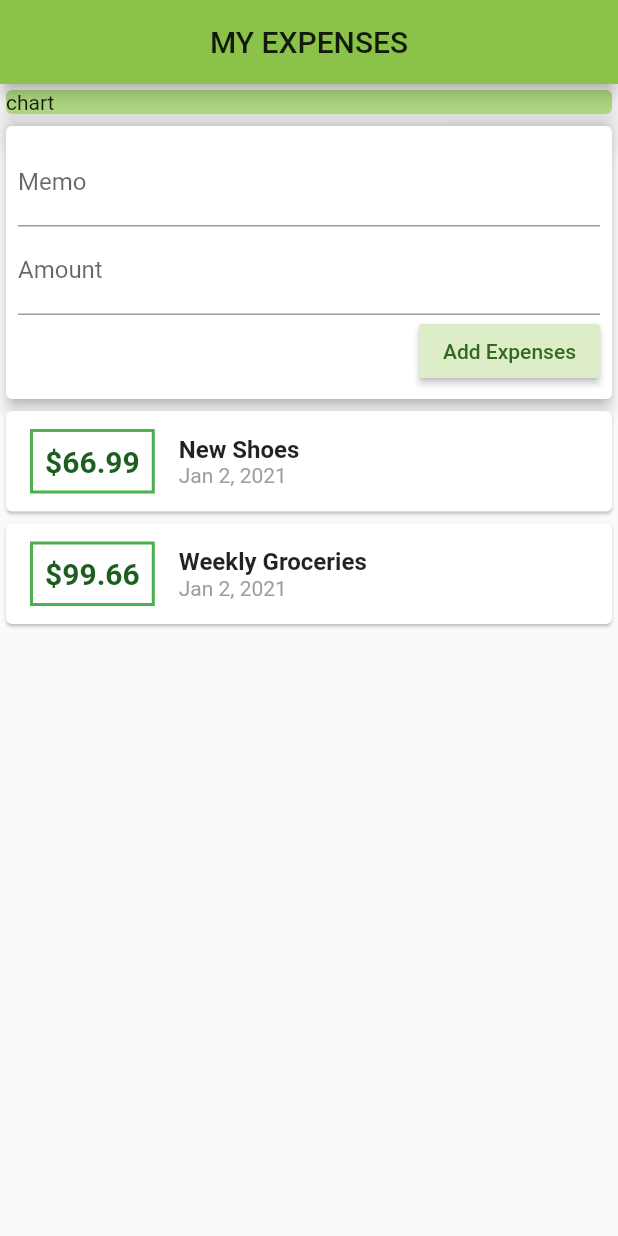
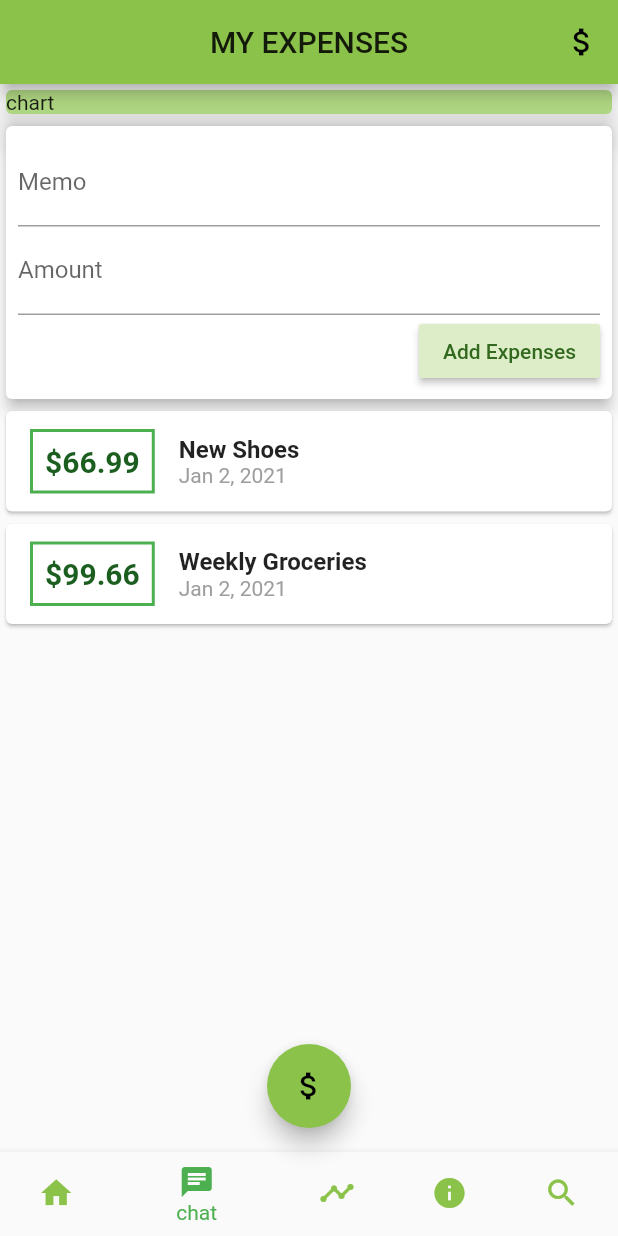
Before and after one commit to RYgithub1/fdtcg_expenses, a Flutter app: the screen it shows after launch, on a phone screen of 412 x 824 dp. Run offline on Flutter 3.47's test engine with Material 2 defaults, Android fonts, the light colour scheme and no system bars.

Commit message:
Add Fab, BNB, and actions

```diff
--- a/lib/main.dart
+++ b/lib/main.dart
@@ -42,6 +42,12 @@ class MyHomePage extends StatelessWidget {
       appBar: AppBar(
         title: Text("MY EXPENSES"),
         centerTitle: true,
+        actions: [
+          IconButton(
+            icon: Icon(Icons.attach_money),
+            onPressed: (){},
+          ),
+        ],
       ),
       body: SingleChildScrollView(    /// [Tiger Beat]
         child: Column(
@@ -146,6 +152,43 @@ class MyHomePage extends StatelessWidget {
           ],
         ),
       ),
+
+      bottomNavigationBar: new BottomNavigationBar(
+        items: const <BottomNavigationBarItem>[
+              BottomNavigationBarItem(
+                icon: Icon(Icons.home),
+                label: 'home',
+              ),
+              BottomNavigationBarItem(
+                icon: Icon(Icons.chat),
+                label: 'chat',
+              ),
+              BottomNavigationBarItem(
+                icon: Icon(Icons.timeline),
+                label: 'time line',
+              ),
+              BottomNavigationBarItem(
+                icon: Icon(Icons.info),
+                label: 'news',
+              ),
+              BottomNavigationBarItem(
+                icon: Icon(Icons.search),
+                label: 'search',
+              ),
+        ],
+        elevation: 4,
+        // backgroundColor: Colors.green,
+        selectedItemColor: Colors.green,
+        unselectedItemColor: Colors.lightGreen,
+        currentIndex: 1,
+        onTap: null,
+      ),
+
+      floatingActionButtonLocation: FloatingActionButtonLocation.centerFloat,
+      floatingActionButton: FloatingActionButton(
+        child: Icon(Icons.attach_money),
+        onPressed: (){},
+      ),
     );
   }
 }
```
